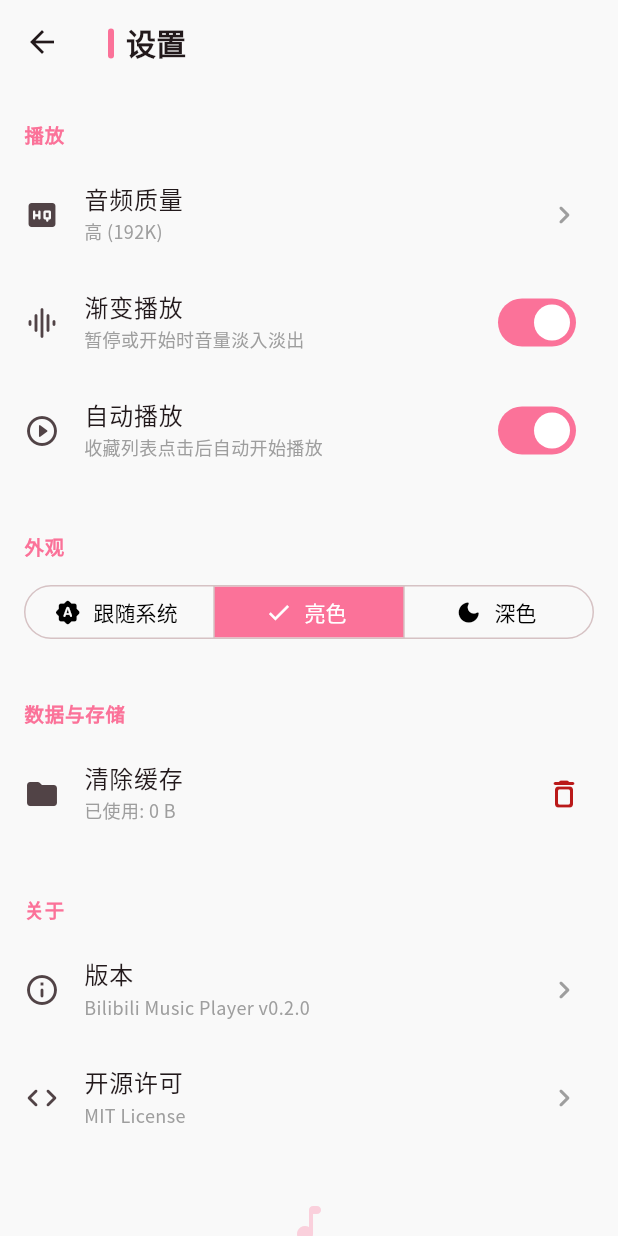
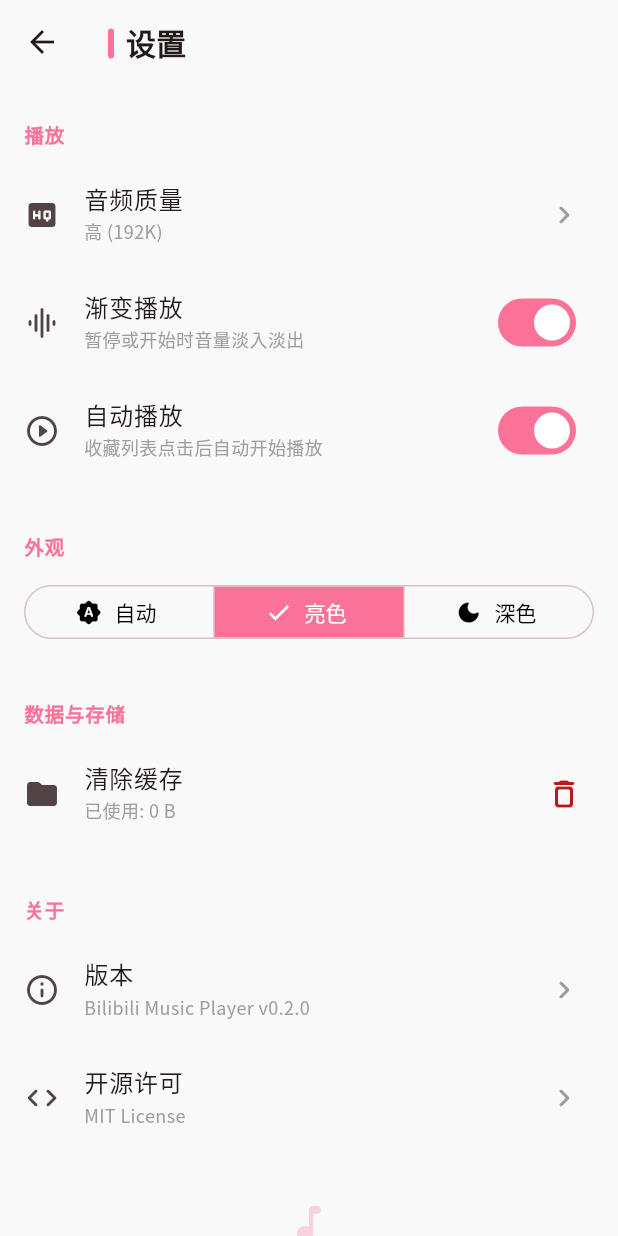
Before and after one commit to ZikZhao/Bilibili-Music-Player, a Flutter app: the SettingsPage screen opened directly, after a tap on "亮色", on a phone screen of 412 x 824 dp. Run offline on Flutter 3.47's test engine with Material 3 defaults, Android fonts, the phone set to English and light mode, and no system bars; our stand-ins replace audio_service, audio_video_progress_bar, cached_network_image, cookie_jar, dio, dio_cookie_manager and 6 more; missing offline and left inert: media_kit, media_kit_video; accounts and stored records are empty; statements that could not run were skipped.

Commit message:
Update app icons and UI theme for both platforms
Replaced Android and iOS app icons with new assets and updated manifest/configuration to use the new launcher icon. Improved UI theming for input fields and chips, refined playlist and search UI, and made minor bug fixes and visual adjustments across player, library, and settings pages. Added flutter_launcher_icons to dev dependencies and configuration.

```diff
--- a/mobile/lib/ui/pages/search_page.dart
+++ b/mobile/lib/ui/pages/search_page.dart
@@ -59,6 +59,7 @@ class _SearchPageState extends State<SearchPage> {
   void _onClear() {
     _searchController.clear();
     context.read<SearchProvider>().clearSearch();
+    setState(() {});
   }
 
   @override
@@ -93,6 +94,9 @@ class _SearchPageState extends State<SearchPage> {
         controller: _searchController,
         focusNode: _focusNode,
         decoration: InputDecoration(
+          filled: true,
+          // 使用主题定义的颜色，无需在此处手动判断
+          // fillColor: ...
           hintText: '搜索 Bilibili 视频...',
           hintStyle: TextStyle(color: colorScheme.onSurfaceVariant),
           prefixIcon: Padding(
@@ -100,12 +104,12 @@ class _SearchPageState extends State<SearchPage> {
             child: Icon(Icons.search_rounded, color: colorScheme.primary),
           ),
           suffixIcon: _searchController.text.isNotEmpty
-              ? Padding(
-                  padding: const EdgeInsets.only(left: 4, right: 8),
-                  child: IconButton(
-                    icon: const Icon(Icons.clear_rounded),
-                    onPressed: _onClear,
+              ? IconButton(
+                  icon: const Icon(Icons.clear_rounded, size: 20),
+                  style: IconButton.styleFrom(
+                    shape: const CircleBorder(), // 确保按下效果是圆形
                   ),
+                  onPressed: _onClear,
                 )
               : null,
         ),
@@ -191,10 +195,11 @@ class _SearchPageState extends State<SearchPage> {
                 ),
               ],
             ),
-            TextButton(
-              onPressed: provider.clearHistory,
-              child: Text('清空', style: TextStyle(color: Colors.grey.shade500)),
-            ),
+            if (provider.history.isNotEmpty)
+              TextButton(
+                onPressed: provider.clearHistory,
+                child: Text('清空', style: TextStyle(color: Colors.grey.shade500)),
+              ),
           ],
         ),
 
@@ -208,8 +213,10 @@ class _SearchPageState extends State<SearchPage> {
             return ActionChip(
               label: Text(keyword),
               onPressed: () => _onSuggestionTap(keyword),
-              backgroundColor: colorScheme.surfaceContainerHighest,
-              side: BorderSide.none,
+              // 使用主题默认样式
+              // backgroundColor: ...
+              // side: ...
+              // shape: ...
             );
           }).toList(),
         ),
@@ -228,27 +235,18 @@ class _SearchPageState extends State<SearchPage> {
       itemBuilder: (context, index) {
         final suggestion = provider.suggestions[index];
         return ListTile(
+          // Align with Search Bar icon: padding + size adjustment
+          contentPadding: const EdgeInsets.symmetric(horizontal: 16),
+          minLeadingWidth: 20,
           leading: Icon(
             Icons.search_rounded,
             color: Colors.grey.shade500,
-            size: 20,
+            size: 20, // Match Search Bar icon size
           ),
           title: Text(suggestion.value),
-          contentPadding: EdgeInsets.zero,
           onTap: () => _onSuggestionTap(suggestion.value),
-          trailing: IconButton(
-            icon: Icon(
-              Icons.north_west_rounded,
-              color: Colors.grey.shade500,
-              size: 18,
-            ),
-            onPressed: () {
-              _searchController.text = suggestion.value;
-              _searchController.selection = TextSelection.fromPosition(
-                TextPosition(offset: suggestion.value.length),
-              );
-            },
-          ),
+          // Remove meaningless trailing arrow
+          trailing: null,
         );
       },
     );
--- a/mobile/lib/ui/pages/settings_page.dart
+++ b/mobile/lib/ui/pages/settings_page.dart
@@ -97,7 +97,7 @@ class _SettingsPageState extends State<SettingsPage> {
                     segments: const [
                       ButtonSegment(
                         value: 'system',
-                        label: Text('跟随系统'),
+                        label: Text('自动'),
                         icon: Icon(Icons.brightness_auto_rounded),
                       ),
                       ButtonSegment(
@@ -372,7 +372,10 @@ class _SettingsPageState extends State<SettingsPage> {
       if (mounted) {
         ScaffoldMessenger.of(context).showSnackBar(
           SnackBar(
-            content: Text('清除失败: $e', style: const TextStyle(color: Colors.white)),
+            content: Text(
+              '清除失败: $e',
+              style: const TextStyle(color: Colors.white),
+            ),
             backgroundColor: Colors.red,
           ),
         );
--- a/mobile/lib/ui/theme/app_colors.dart
+++ b/mobile/lib/ui/theme/app_colors.dart
@@ -10,4 +10,8 @@ class AppColors {
 
   static const Color onSurface = Colors.white;
   static const Color unselectedItem = Colors.grey;
+
+  // Search Bar / Input Field Colors
+  static const Color lightInputFill = Color(0xFFF2F2F2); // Grey 100
+  static const Color darkInputFill = Color(0xFF1C1C1E); // Darker Charcoal
 }
--- a/mobile/lib/ui/theme/app_theme.dart
+++ b/mobile/lib/ui/theme/app_theme.dart
@@ -42,13 +42,21 @@ class AppTheme {
       ),
       inputDecorationTheme: InputDecorationTheme(
         filled: true,
-        fillColor: AppColors.surfaceContainerHighest,
+        fillColor: AppColors.darkInputFill,
         border: OutlineInputBorder(
-          borderRadius: BorderRadius.circular(20),
+          borderRadius: BorderRadius.circular(12), // 统一圆角
           borderSide: BorderSide.none,
         ),
         hintStyle: TextStyle(color: Colors.grey[400]),
         contentPadding: const EdgeInsets.symmetric(horizontal: 16),
+      ),
+      chipTheme: ChipThemeData(
+        backgroundColor: AppColors.darkInputFill,
+        side: BorderSide.none,
+        shape: RoundedRectangleBorder(
+          borderRadius: BorderRadius.circular(8), // 减小圆角
+        ),
+        labelStyle: const TextStyle(color: AppColors.onSurface),
       ),
       snackBarTheme: SnackBarThemeData(
         behavior: SnackBarBehavior.floating,
@@ -123,13 +131,21 @@ class AppTheme {
       ),
       inputDecorationTheme: InputDecorationTheme(
         filled: true,
-        fillColor: Colors.grey[100],
+        fillColor: AppColors.lightInputFill,
         border: OutlineInputBorder(
-          borderRadius: BorderRadius.circular(20),
+          borderRadius: BorderRadius.circular(12), // 统一圆角
           borderSide: BorderSide.none,
         ),
         hintStyle: TextStyle(color: Colors.grey[400]),
         contentPadding: const EdgeInsets.symmetric(horizontal: 16),
+      ),
+      chipTheme: ChipThemeData(
+        backgroundColor: AppColors.lightInputFill,
+        side: BorderSide.none,
+        shape: RoundedRectangleBorder(
+          borderRadius: BorderRadius.circular(8), // 减小圆角
+        ),
+        labelStyle: const TextStyle(color: Colors.black87),
       ),
       snackBarTheme: SnackBarThemeData(
         behavior: SnackBarBehavior.floating,
--- a/mobile/lib/ui/widgets/mini_player.dart
+++ b/mobile/lib/ui/widgets/mini_player.dart
@@ -86,7 +86,7 @@ class MiniPlayer extends StatelessWidget {
                         // 标题和作者
                         Expanded(
                           child: Padding(
-                            padding: const EdgeInsets.symmetric(horizontal: 12),
+                            padding: const EdgeInsets.only(left: 12, right: 4),
                             child: Column(
                               mainAxisAlignment: MainAxisAlignment.center,
                               crossAxisAlignment: CrossAxisAlignment.start,
--- a/mobile/lib/ui/widgets/video_result_card.dart
+++ b/mobile/lib/ui/widgets/video_result_card.dart
@@ -171,7 +171,7 @@ class VideoResultCard extends StatelessWidget {
                           overflow: TextOverflow.ellipsis,
                           style: TextStyle(
                             fontSize: 12,
-                            color: Colors.grey.shade400,
+                            color: Colors.grey.shade500,
                           ),
                         ),
                       ),
```
Also changed, not shown: mobile/lib/player/audio_handler.dart (+20 -0 lines), mobile/lib/providers/player_provider.dart (+5 -2 lines), mobile/lib/ui/pages/audio_player_page.dart (+8 -53 lines), mobile/lib/ui/pages/library_page.dart (+6 -1 lines), mobile/lib/ui/pages/video_detail_page.dart (+6 -2 lines), mobile/lib/ui/widgets/playlist_sheet.dart (+29 -7 lines), mobile/pubspec.yaml (+7 -0 lines), mobile/assets/icon/app_icon.png (added), mobile/pubspec.lock, 29 other files.
